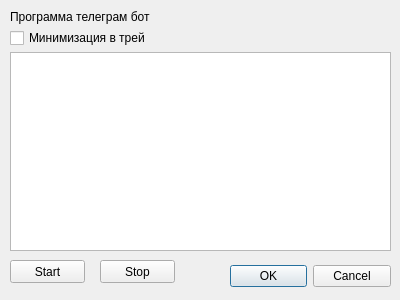
Before: the Qt Designer form mainwind.ui in lookson111/tgmTorrentBot, drawn with Qt 5.
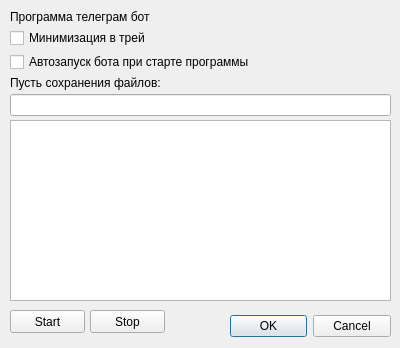
After: the same form once the commit is applied.

Commit message: изменено ui, добавлено сохранение настроек

Patch:
```diff
--- a/mainwind.ui
+++ b/mainwind.ui
@@ -7,9 +7,15 @@
     <x>0</x>
     <y>0</y>
     <width>400</width>
-    <height>300</height>
+    <height>348</height>
    </rect>
   </property>
+  <property name="sizePolicy">
+   <sizepolicy hsizetype="Fixed" vsizetype="Fixed">
+    <horstretch>0</horstretch>
+    <verstretch>0</verstretch>
+   </sizepolicy>
+  </property>
   <property name="windowTitle">
    <string>Бот</string>
   </property>
@@ -17,7 +23,7 @@
    <property name="geometry">
     <rect>
      <x>230</x>
-     <y>260</y>
+     <y>310</y>
      <width>161</width>
      <height>32</height>
     </rect>
@@ -35,14 +41,17 @@
      <x>10</x>
      <y>10</y>
      <width>381</width>
-     <height>241</height>
+     <height>291</height>
     </rect>
    </property>
    <layout class="QGridLayout" name="gridLayout">
     <property name="spacing">
      <number>4</number>
     </property>
-    <item row="2" column="0">
+    <item row="4" column="0">
+     <widget class="QLineEdit" name="pathLineEdit"/>
+    </item>
+    <item row="5" column="0">
      <widget class="QTextBrowser" name="logTextBrowser"/>
     </item>
     <item row="1" column="0">
@@ -59,13 +68,27 @@
       </property>
      </widget>
     </item>
+    <item row="2" column="0">
+     <widget class="QCheckBox" name="autorunBotcheckBox">
+      <property name="text">
+       <string>Автозапуск бота при старте программы</string>
+      </property>
+     </widget>
+    </item>
+    <item row="3" column="0">
+     <widget class="QLabel" name="label_2">
+      <property name="text">
+       <string>Пусть сохранения файлов:</string>
+      </property>
+     </widget>
+    </item>
    </layout>
   </widget>
   <widget class="QPushButton" name="startBot">
    <property name="geometry">
     <rect>
      <x>10</x>
-     <y>260</y>
+     <y>310</y>
      <width>75</width>
      <height>23</height>
     </rect>
@@ -77,8 +100,8 @@
   <widget class="QPushButton" name="stopBot">
    <property name="geometry">
     <rect>
-     <x>100</x>
-     <y>260</y>
+     <x>90</x>
+     <y>310</y>
      <width>75</width>
      <height>23</height>
     </rect>
```
The commit also changes 2 other files.
